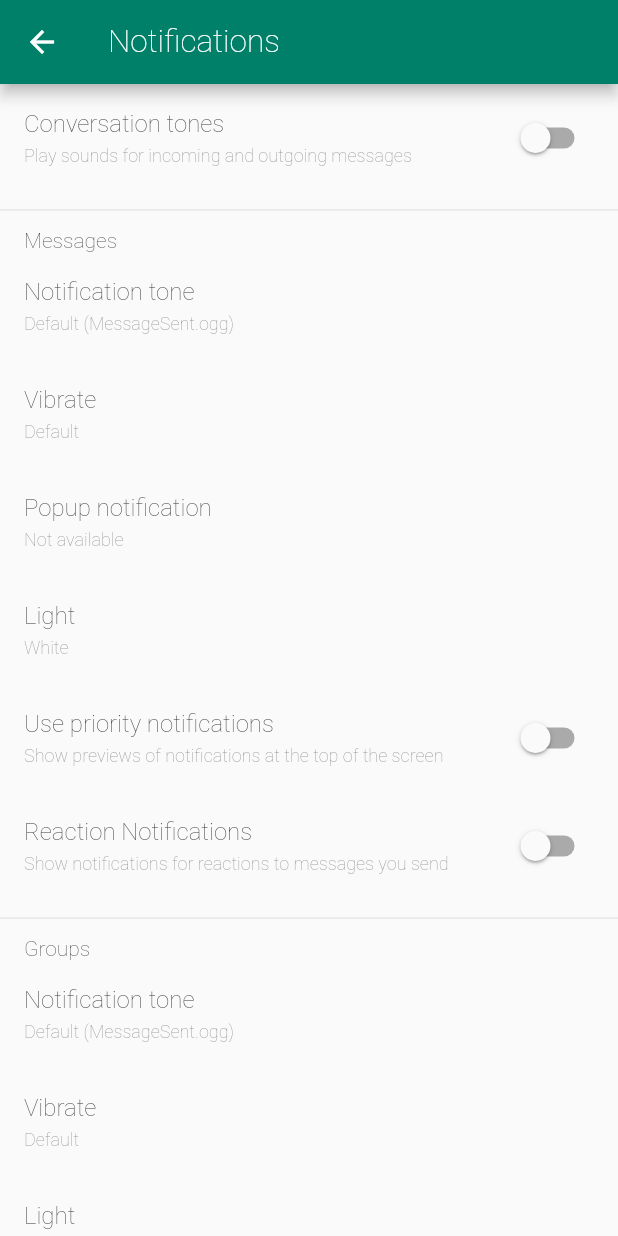
After one commit to KanmaChizea/whatsapp_ui_clone, a Flutter app: the NotificationScreen screen opened by its route, on a phone screen of 412 x 824 dp. The commit adds this screen. Run offline on Flutter 3.47's test engine with Material 2 defaults, Android fonts, the phone set to English and light mode, and no system bars; our stand-ins replace flutter_bloc.

Commit message:
notifications screen

```diff
--- a/lib/core/routes/routes.dart
+++ b/lib/core/routes/routes.dart
@@ -2,6 +2,9 @@ import 'package:flutter/material.dart';
 import 'package:whatsapp_ui_clone/core/constants/colors.dart';
 import 'package:whatsapp_ui_clone/home/screens/home.dart';
 import 'package:whatsapp_ui_clone/settings/screens/chats/chats_screen.dart';
+import 'package:whatsapp_ui_clone/settings/screens/help/help_screen.dart';
+import 'package:whatsapp_ui_clone/settings/screens/notification/notification_screen.dart';
+import 'package:whatsapp_ui_clone/settings/screens/storage%20and%20data/storage_screen.dart';
 
 import '../../settings/screens/account/account_screen.dart';
 import '../../settings/screens/account/change_number_screen.dart';
@@ -29,9 +32,13 @@ class Routes {
         return MaterialPageRoute(builder: (context) => const AccountScreen());
       case 'chats':
         return MaterialPageRoute(builder: (context) => const ChatsScreen());
-      // case 'notifications':
-      // case 'storage and data':
-      // case 'help':
+      case 'notifications':
+        return MaterialPageRoute(
+            builder: (context) => const NotificationScreen());
+      case 'storage and data':
+        return MaterialPageRoute(builder: (context) => const StorageScreen());
+      case 'help':
+        return MaterialPageRoute(builder: (context) => const HelpScreen());
       // case 'contact us':
       // case 'manage storage':
       // case 'network usage':
--- a/lib/home/widgets/appbar_widgets/default_appbar.dart
+++ b/lib/home/widgets/appbar_widgets/default_appbar.dart
@@ -1,7 +1,4 @@
-import 'dart:developer';
-
 import 'package:flutter/material.dart';
-import 'package:flutter/services.dart';
 import 'package:flutter_bloc/flutter_bloc.dart';
 
 import '../../../core/constants/colors.dart';
--- a/lib/settings/data/constants.dart
+++ b/lib/settings/data/constants.dart
@@ -19,12 +19,12 @@ const List<SettingsModel> settingsList = [
       title: 'Notifications',
       subtitle: 'Message, group & call tones',
       icon: Icons.notifications_rounded,
-      routeName: ''),
+      routeName: 'notifications'),
   SettingsModel(
       title: 'Storage and data',
       subtitle: 'Network usage, auto-download',
       icon: Icons.data_usage_rounded,
-      routeName: ''),
+      routeName: 'storage and data'),
   SettingsModel(
       title: 'App language',
       subtitle: 'English (phone\'s language)',
@@ -34,7 +34,7 @@ const List<SettingsModel> settingsList = [
       title: 'Help',
       subtitle: 'Help centre,contact us, privacy policy',
       icon: Icons.help_outline_rounded,
-      routeName: ''),
+      routeName: 'help'),
   SettingsModel(
       title: 'Invite friends',
       subtitle: '',
--- a/lib/settings/screens/account/request_account_info_screen.dart
+++ b/lib/settings/screens/account/request_account_info_screen.dart
@@ -1,6 +1,5 @@
 import 'package:flutter/material.dart';
 
-import '../../../core/constants/colors.dart';
 import '../../../core/constants/others.dart';
 
 class RequestAccountInfoScreen extends StatelessWidget {
--- a/lib/settings/screens/chats/chats_screen.dart
+++ b/lib/settings/screens/chats/chats_screen.dart
@@ -1,6 +1,8 @@
 import 'package:flutter/material.dart';
-import 'package:whatsapp_ui_clone/core/constants/others.dart';
+
 import 'package:whatsapp_ui_clone/settings/widgets/settings_header.dart';
+
+import '../../widgets/list_tile_with_switch.dart';
 
 class ChatsScreen extends StatelessWidget {
   const ChatsScreen({Key? key}) : super(key: key);
@@ -35,22 +37,17 @@ class ChatsScreen extends StatelessWidget {
             child: SettingsHeader(title: 'Chat settings'),
           ),
           Padding(
-            padding: EdgeInsets.only(left: 44, right: 16),
+            padding: const EdgeInsets.only(left: 44, right: 16),
             child: Column(
               children: [
-                ListTile(
-                    title: Text('Enter is send',
-                        style: Theme.of(context).textTheme.bodyText2),
-                    subtitle: Text('Enter key will send your message',
-                        style: Theme.of(context).textTheme.caption),
-                    trailing: Switch(value: false, onChanged: (_) {})),
-                ListTile(
-                    title: Text('Media Visibility',
-                        style: Theme.of(context).textTheme.bodyText2),
-                    subtitle: Text(
-                        'Show newly downloaded media in your device\'s gallery',
-                        style: Theme.of(context).textTheme.caption),
-                    trailing: Switch(value: false, onChanged: (_) {})),
+                const ListTileWithSwitch(
+                    title: 'Enter is send',
+                    subtitle: 'Enter key will send your message'),
+                const ListTileWithSwitch(
+                  title: 'Media Visibility',
+                  subtitle:
+                      'Show newly downloaded media in your device\'s gallery',
+                ),
                 ListTile(
                   title: Text('Font size',
                       style: Theme.of(context).textTheme.bodyText2),
--- /dev/null
+++ b/lib/settings/screens/help/help_screen.dart
@@ -0,0 +1,10 @@
+import 'package:flutter/material.dart';
+
+class HelpScreen extends StatelessWidget {
+  const HelpScreen({Key? key}) : super(key: key);
+
+  @override
+  Widget build(BuildContext context) {
+    return Container();
+  }
+}
--- /dev/null
+++ b/lib/settings/screens/notification/notification_screen.dart
@@ -0,0 +1,96 @@
+import 'package:flutter/material.dart';
+import 'package:whatsapp_ui_clone/settings/widgets/list_tile_with_switch.dart';
+import 'package:whatsapp_ui_clone/settings/widgets/settings_header.dart';
+
+class NotificationScreen extends StatelessWidget {
+  const NotificationScreen({Key? key}) : super(key: key);
+
+  @override
+  Widget build(BuildContext context) {
+    return Scaffold(
+      appBar: AppBar(title: const Text('Notifications')),
+      body: SingleChildScrollView(
+          child: Column(
+        crossAxisAlignment: CrossAxisAlignment.start,
+        children: [
+          const ListTileWithSwitch(
+              title: 'Conversation tones',
+              subtitle: 'Play sounds for incoming and outgoing messages'),
+          const Divider(height: 24),
+          const Padding(
+              padding: EdgeInsets.only(left: 16),
+              child: SettingsHeader(title: 'Messages')),
+          ListTile(
+              title: Text('Notification tone',
+                  style: Theme.of(context).textTheme.bodyText2),
+              subtitle: Text('Default (MessageSent.ogg)',
+                  style: Theme.of(context).textTheme.caption)),
+          ListTile(
+              title:
+                  Text('Vibrate', style: Theme.of(context).textTheme.bodyText2),
+              subtitle:
+                  Text('Default', style: Theme.of(context).textTheme.caption)),
+          ListTile(
+              title: Text('Popup notification',
+                  style: Theme.of(context).textTheme.bodyText2),
+              subtitle: Text('Not available',
+                  style: Theme.of(context).textTheme.caption)),
+          ListTile(
+              title:
+                  Text('Light', style: Theme.of(context).textTheme.bodyText2),
+              subtitle:
+                  Text('White', style: Theme.of(context).textTheme.caption)),
+          const ListTileWithSwitch(
+              title: 'Use priority notifications',
+              subtitle:
+                  'Show previews of notifications at the top of the screen'),
+          const ListTileWithSwitch(
+              title: 'Reaction Notifications',
+              subtitle:
+                  'Show notifications for reactions to messages you send'),
+          const Divider(height: 24),
+          const Padding(
+              padding: EdgeInsets.only(left: 16),
+              child: SettingsHeader(title: 'Groups')),
+          ListTile(
+              title: Text('Notification tone',
+                  style: Theme.of(context).textTheme.bodyText2),
+              subtitle: Text('Default (MessageSent.ogg)',
+                  style: Theme.of(context).textTheme.caption)),
+          ListTile(
+              title:
+                  Text('Vibrate', style: Theme.of(context).textTheme.bodyText2),
+              subtitle:
+                  Text('Default', style: Theme.of(context).textTheme.caption)),
+          ListTile(
+              title:
+                  Text('Light', style: Theme.of(context).textTheme.bodyText2),
+              subtitle:
+                  Text('White', style: Theme.of(context).textTheme.caption)),
+          const ListTileWithSwitch(
+              title: 'Use priority notifications',
+              subtitle:
+                  'Show previews of notifications at the top of the screen'),
+          const ListTileWithSwitch(
+              title: 'Reaction Notifications',
+              subtitle:
+                  'Show notifications for reactions to messages you send'),
+          const Divider(height: 24),
+          const Padding(
+              padding: EdgeInsets.only(left: 16),
+              child: SettingsHeader(title: 'Calls')),
+          ListTile(
+              title: Text('Ringtone',
+                  style: Theme.of(context).textTheme.bodyText2),
+              subtitle: Text('Default (Orange.ogg)',
+                  style: Theme.of(context).textTheme.caption)),
+          ListTile(
+              title:
+                  Text('Vibrate', style: Theme.of(context).textTheme.bodyText2),
+              subtitle:
+                  Text('Default', style: Theme.of(context).textTheme.caption)),
+        ],
+      )),
+    );
+  }
+}
--- /dev/null
+++ b/lib/settings/screens/storage and data/storage_screen.dart
@@ -0,0 +1,10 @@
+import 'package:flutter/material.dart';
+
+class StorageScreen extends StatelessWidget {
+  const StorageScreen({Key? key}) : super(key: key);
+
+  @override
+  Widget build(BuildContext context) {
+    return Container();
+  }
+}
--- /dev/null
+++ b/lib/settings/widgets/list_tile_with_switch.dart
@@ -0,0 +1,18 @@
+import 'package:flutter/material.dart';
+
+class ListTileWithSwitch extends StatelessWidget {
+  const ListTileWithSwitch({
+    Key? key,
+    required this.title,
+    required this.subtitle,
+  }) : super(key: key);
+  final String title;
+  final String subtitle;
+  @override
+  Widget build(BuildContext context) {
+    return ListTile(
+        title: Text(title, style: Theme.of(context).textTheme.bodyText2),
+        subtitle: Text(subtitle, style: Theme.of(context).textTheme.caption),
+        trailing: Switch(value: false, onChanged: (_) {}));
+  }
+}
```
